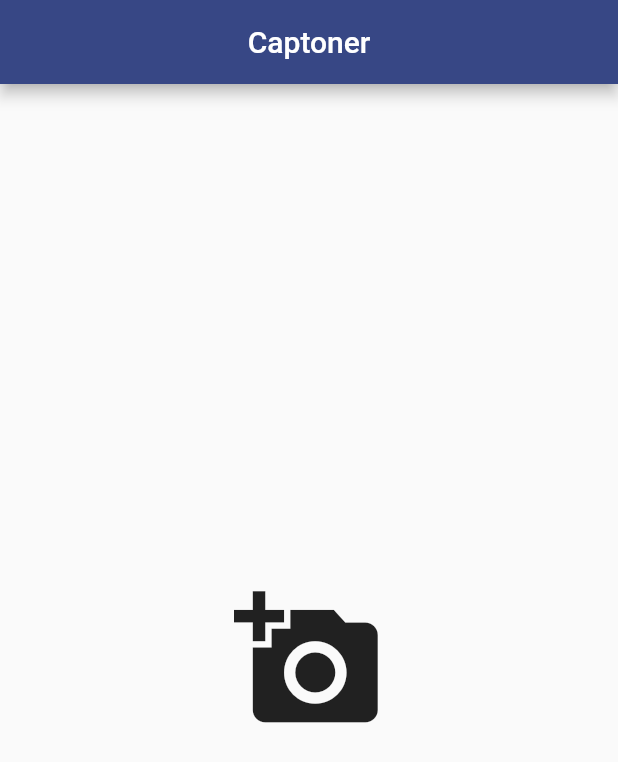
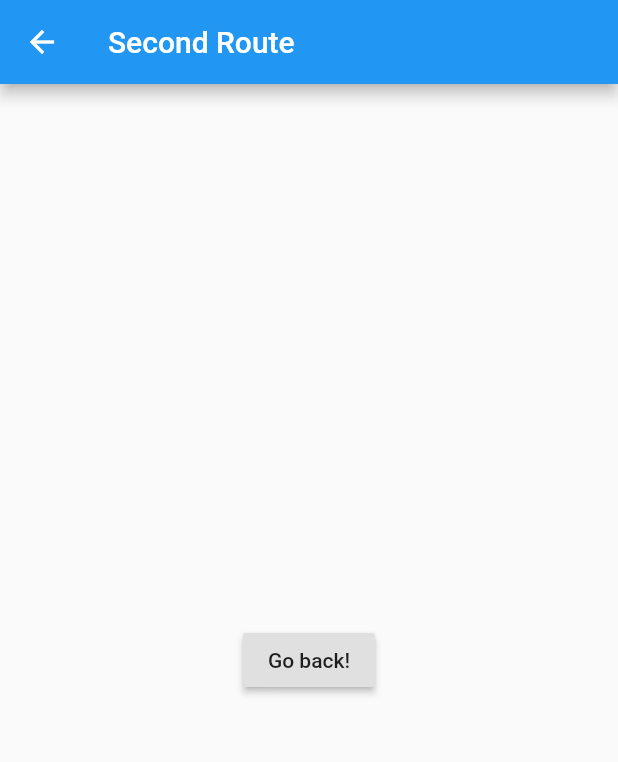
Before and after one commit to wholenote/four_eyes_tamu, a Flutter app: the screen it shows after launch, after a tap on the "add a photo" icon, on a phone screen of 412 x 824 dp. Shown: the top 762 px of the screen. Run offline on Flutter 3.47's test engine with Material 2 defaults, Android fonts, the phone set to English and light mode, and no system bars; our stand-ins replace image_picker.

```diff
--- a/lib/main.dart
+++ b/lib/main.dart
@@ -3,34 +3,25 @@ import 'package:image_picker/image_picker.dart';
 import 'dart:io';
 
 void main() {
-  runApp(MyApp());
+  runApp(MaterialApp(
+    title: 'Navigation Basics',
+    home: FirstRoute(),
+  ));
 }
 
-class MyApp extends StatefulWidget {
+class FirstRoute extends StatelessWidget {
   @override
-  State<StatefulWidget> createState() {
-    // TODO: implement createState
-    return _MyAppState();
-  }
-}
-class _MyAppState extends State<MyApp> {
-  File _image;
-
   Future getImage() async {
     var image = await ImagePicker.pickImage(source: ImageSource.gallery);
+  }
 
-    setState(() {
-      _image = image;
-    });
-  }
-  @override
   Widget build(BuildContext context) {
     return MaterialApp(
       home: Scaffold(
         appBar: AppBar(
-          centerTitle: true,
-          title: Text('Captoner'),
-          backgroundColor: Color.fromRGBO(55,71,133, 1)
+            centerTitle: true,
+            title: Text('Captoner'),
+            backgroundColor: Color.fromRGBO(55, 71, 133, 1)
         ),
         body: Column(
           mainAxisAlignment: MainAxisAlignment.center,
@@ -42,6 +33,10 @@ class _MyAppState extends State<MyApp> {
                 icon: Icon(Icons.add_a_photo,),
                 onPressed: () {
                   getImage();
+                  Navigator.push(
+                    context,
+                    MaterialPageRoute(builder: (context) => SecondRoute()),
+                  );
                 },
               ),
             ),
@@ -51,3 +46,22 @@ class _MyAppState extends State<MyApp> {
     );
   }
 }
+
+class SecondRoute extends StatelessWidget {
+  @override
+  Widget build(BuildContext context) {
+    return Scaffold(
+      appBar: AppBar(
+        title: Text("Second Route"),
+      ),
+      body: Center(
+        child: RaisedButton(
+          onPressed: () {
+            Navigator.pop(context);
+          },
+          child: Text('Go back!'),
+        ),
+      ),
+    );
+  }
+}
```
